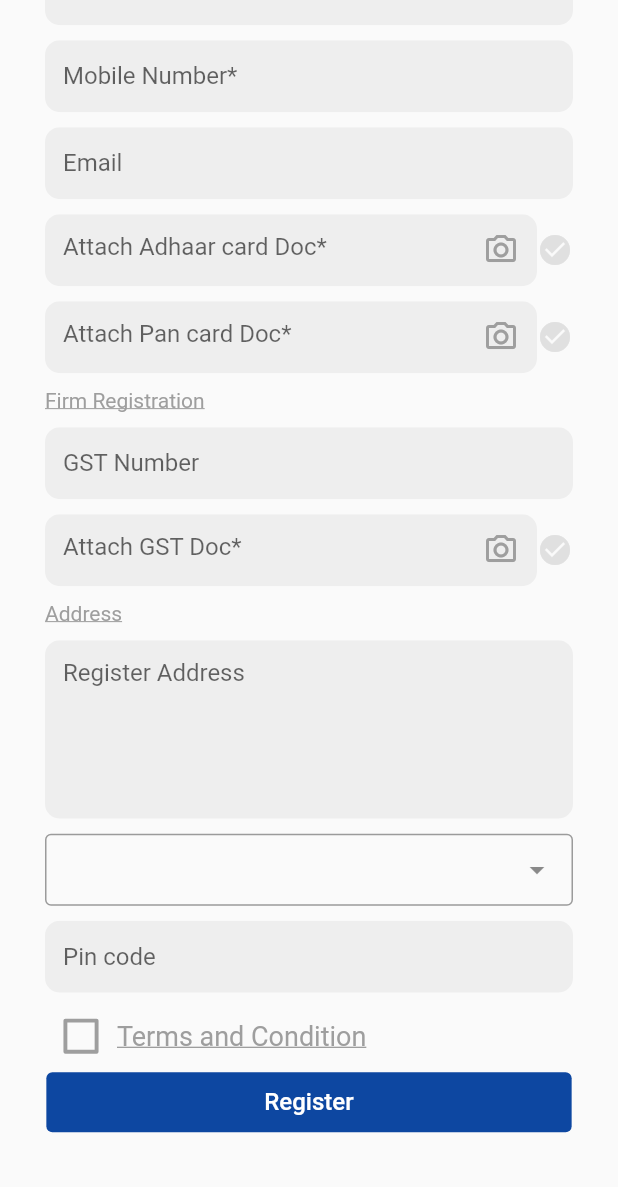
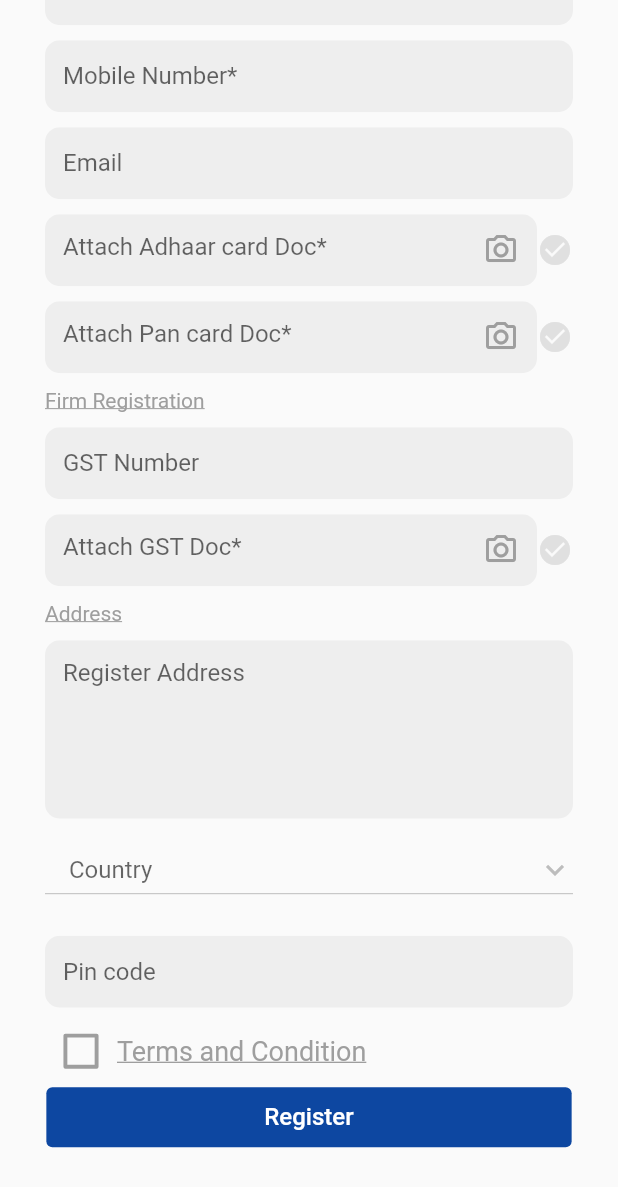
Before and after one commit to imvaibhavpatel/x_ceed_group, a Flutter app: the RegisterAsRetailerScreen screen opened directly, scrolled down 460 dp, on a phone screen of 412 x 824 dp. Shown: the top 1187 px of the screen. Run offline on Flutter 3.47's test engine with Material 2 defaults, Android fonts, the phone set to English and light mode, and no system bars; drawn by our look-alikes of dropdown_button2, dropdown_search; our stand-ins replace get, get_storage, image_picker; accounts and stored records are empty; network calls fail.

Commit message:
initial commit

```diff
--- a/lib/auth/log_in_screen/log_in_controller.dart
+++ b/lib/auth/log_in_screen/log_in_controller.dart
@@ -21,6 +21,7 @@ class LogInController extends GetxController {
 
   registerForm() {
     if (category.value == 1) {
+      Get.back();
       Get.to(
         () => RegisterAsConsumerScreen(),
         transition: Transition.rightToLeft,
@@ -29,6 +30,7 @@ class LogInController extends GetxController {
         ),
       );
     } else if (category.value == 2) {
+      Get.back();
       Get.to(
         () => RegisterAsRetailerScreen(),
         transition: Transition.rightToLeft,
@@ -37,6 +39,7 @@ class LogInController extends GetxController {
         ),
       );
     } else {
+      Get.back();
       Get.to(
         () => RegisterAsDistributorScreen(),
         transition: Transition.rightToLeft,
@@ -59,8 +62,10 @@ class LogInController extends GetxController {
         },
       );
       if (response.statusCode == 200) {
-        box.write("token", jsonDecode(response.body)["response"]["result"]["token"]);
-        box.write("userId", jsonDecode(response.body)["response"]["result"]["user_id"]);
+        box.write(
+            "token", jsonDecode(response.body)["response"]["result"]["token"]);
+        box.write("userId",
+            jsonDecode(response.body)["response"]["result"]["user_id"]);
       } else {
         debugPrint("some error");
       }
--- a/lib/auth/register_as_retailer/register_as_retailer_screen.dart
+++ b/lib/auth/register_as_retailer/register_as_retailer_screen.dart
@@ -1,7 +1,7 @@
+import 'package:dropdown_button2/dropdown_button2.dart';
 import 'package:flutter/material.dart';
 import 'package:get/get.dart';
 import 'package:xceed_group/auth/register_as_retailer/model/countries_model.dart';
-import 'package:dropdown_search/dropdown_search.dart';
 import 'package:xceed_group/auth/register_as_retailer/retailer_controller.dart';
 import 'package:xceed_group/auth/widget/check_terms_condition.dart';
 import 'package:xceed_group/auth/widget/heading_container.dart';
@@ -211,24 +211,57 @@ class RegisterAsRetailerScreen extends StatelessWidget {
                         },
                       ),
                       const SizedBox(height: 10),
-                      DropdownSearch(
-                        mode: Mode.DIALOG,
-                        showSearchBox: true,
-                        showSelectedItem: true,
+                      DropdownButton2(
+                        isExpanded: true,
+                        isDense: false,
+                        value: retailerController.selectedCountries.value,
+                        hint: const Text("Country"),
+                        iconStyleData: const IconStyleData(
+                          icon: Icon(Icons.keyboard_arrow_down_sharp),
+                        ),
+                        dropdownStyleData: DropdownStyleData(
+                          maxHeight: Get.height * 0.60,
+                          elevation: 0,
+                        ),
+                        //dropdownSearchData: DropdownSearchData(
+                        //   searchInnerWidgetHeight: 30,
+                        //   searchController: retailerController.searchController,
+                        //   searchInnerWidget: Padding(
+                        //     padding: const EdgeInsets.symmetric(
+                        //       horizontal: 15,
+                        //       vertical: 10,
+                        //     ),
+                        //     child: TextFormField(
+                        //       controller: retailerController.searchController,
+                        //     ),
+                        //   ),
+                        //   searchMatchFn: (item, search) {
+                        //     return item.value!.name
+                        //         .toString()
+                        //         .toLowerCase()
+                        //         .contains(search.toLowerCase());
+                        //   },
+                        // ),
+                        onMenuStateChange: (isOpen) {
+                          if (!isOpen) {
+                            retailerController.searchController.clear();
+                          }
+                        },
                         items: retailerController.countriesList
                             .map(
-                              (item) => DropdownMenuItem<Country>(
+                              (Country item) => DropdownMenuItem<Country>(
                                 value: item,
                                 child: Text(item.name.toString()),
                               ),
                             )
                             .toList(),
-                        onChanged: (value) {
-                          retailerController.selectedValue.value =
+                        onChanged: (  value) {
+                          retailerController.selectedCountries.value =
                               value.toString();
+                          print(retailerController.selectedCountries.value.toString());
                         },
-
                       ),
+                      const SizedBox(height: 10),
                       const SizedBox(height: 10),
                       TextFieldCommon(
                         hintText: "Pin code",
--- a/lib/auth/register_as_retailer/retailer_controller.dart
+++ b/lib/auth/register_as_retailer/retailer_controller.dart
@@ -19,12 +19,14 @@ class RetailerController extends GetxController {
     TextEditingController panImageController = TextEditingController();
     TextEditingController gstImageController = TextEditingController();
     TextEditingController addressController = TextEditingController();
+    TextEditingController searchController = TextEditingController();
+    ImagePicker picker = ImagePicker();
 
-  ImagePicker picker = ImagePicker();
-RxString selectedValue = "".obs;
+    RxInt page = 1.obs;
+    RxInt countryID = 0.obs;
+    RxString selectedCountries = "".obs;
     RxBool isCheck = false.obs;
     RxList<Country> countriesList = <Country>[].obs;
-  RxInt page = 1.obs;
 
     getAdhaarDoc() async {
       final image = await picker.pickImage(source: ImageSource.gallery);
@@ -54,7 +56,7 @@ RxString selectedValue = "".obs;
               "${BaseUrl.baseUrl}${BaseUrl.countriesUrl}page=${page.value}&country_name="),
         );
         if (response.statusCode == 200) {
-        countriesList.value = countriesModelFromJson(response.body).countries;
+          countriesList.value += countriesModelFromJson(response.body).countries;
           if (countriesModelFromJson(response.body).totalPages != page.value) {
             page.value = page.value + 1;
             getCountry();
@@ -67,17 +69,24 @@ RxString selectedValue = "".obs;
       }
     }
 
-  // @override
-  // void onReady() {
-  //   // TODO: implement onReady
-  //   super.onReady();
-  //   getCountry();
-  // }
+    getState() async {
+      try {
+        final response = await http.get(Uri.parse(
+            "${BaseUrl.baseUrl}${BaseUrl.stateURl}&country_id=$countryID&page=$page&state_name="));
+        if (response.statusCode == 200) {
+        } else {
+          debugPrint("some error");
+        }
+      } catch (e) {
+        throw Exception(e.toString());
+      }
+    }
 
     @override
-  void onInit() {
-    // TODO: implement onInit
-    super.onInit();
+    void onReady() {
+      // TODO: implement onReady
+      super.onReady();
       getCountry();
+      getState();
     }
   }
--- a/lib/utils/base_url.dart
+++ b/lib/utils/base_url.dart
@@ -2,4 +2,5 @@ class BaseUrl {
   static const String baseUrl= "https://beta-ow-api-v3.salestrendz.com/api/v4/";
   static const String logIn= "signin";
   static const String countriesUrl= "countries?comp_id=749&limit=100&";
+  static const String stateURl = "states?comp_id=749&limit=100";
 }
--- a/pubspec.yaml
+++ b/pubspec.yaml
@@ -39,7 +39,8 @@ dependencies:
   image_picker: ^1.0.2
   http: ^1.1.0
   get_storage: ^2.1.1
-  dropdown_search: ^0.6.3
+  dropdown_button2: ^2.3.7
+  dropdown_search: ^5.0.6
 
 
 
```
Also changed, not shown: pubspec.lock. Lines whose indentation alone changed are shown as unchanged.
